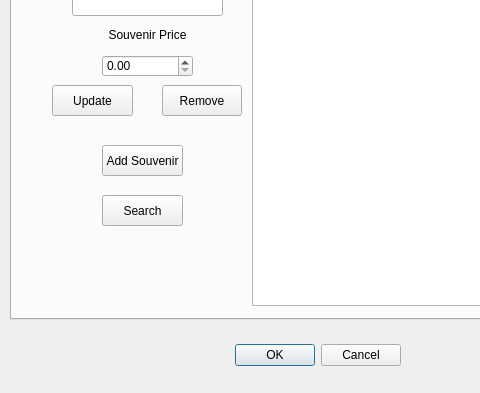
This is BaseballTour/admin.ui in ethanl21/BaseballTour as Qt 5 draws it before an edit; both pictures show x 0 to 480 and y 151 to 544 of the 731 by 544 pixel window. The edited form follows.
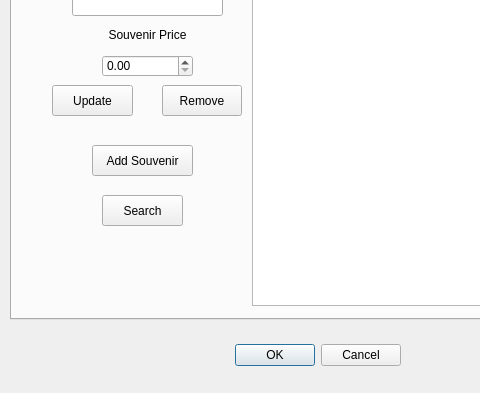
This is the edited form. The open tabs and pages were chosen to show the change.

What changed in the file:
```diff
--- a/BaseballTour/admin.ui
+++ b/BaseballTour/admin.ui
@@ -470,9 +470,9 @@
     <widget class="QPushButton" name="pushButton_addNewSouvenir">
      <property name="geometry">
       <rect>
-       <x>90</x>
+       <x>80</x>
        <y>230</y>
-       <width>81</width>
+       <width>101</width>
        <height>31</height>
       </rect>
      </property>
```
Left out of the diff: 2 changed lines with no effect on the pictures.
